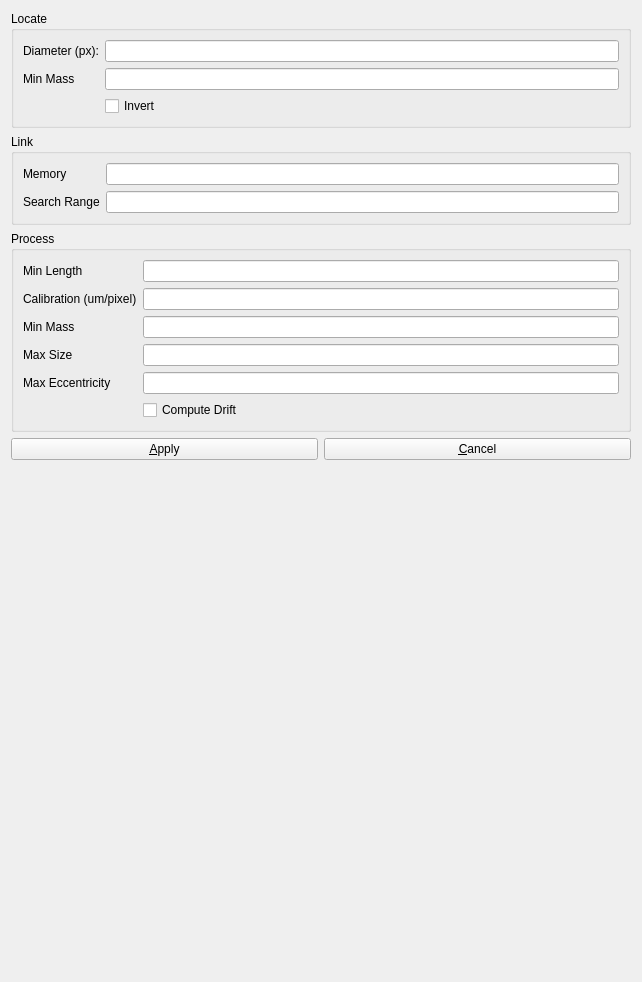
Old version of the form pynta/view/GUI/designer/tracking_config.ui in the repository aquilesC/pynta.
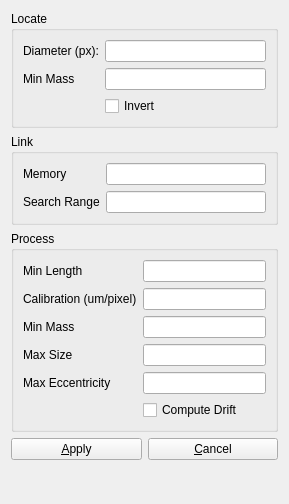
New version of the form.

Commit message: Config working. Updates on particle location happen in real time.

The edit to the form file:
```diff
--- a/pynta/view/GUI/designer/tracking_config.ui
+++ b/pynta/view/GUI/designer/tracking_config.ui
@@ -6,8 +6,8 @@
    <rect>
     <x>0</x>
     <y>0</y>
-    <width>642</width>
-    <height>982</height>
+    <width>289</width>
+    <height>504</height>
    </rect>
   </property>
   <property name="sizePolicy">
@@ -18,8 +18,8 @@
   </property>
   <property name="maximumSize">
    <size>
-    <width>642</width>
-    <height>982</height>
+    <width>289</width>
+    <height>504</height>
    </size>
   </property>
   <property name="windowTitle">
@@ -28,6 +28,12 @@
   <layout class="QVBoxLayout" name="verticalLayout">
    <item>
     <widget class="QGroupBox" name="groupBox">
+     <property name="sizePolicy">
+      <sizepolicy hsizetype="Expanding" vsizetype="Expanding">
+       <horstretch>0</horstretch>
+       <verstretch>0</verstretch>
+      </sizepolicy>
+     </property>
      <property name="title">
       <string>Locate</string>
      </property>
```
Left out of the diff: 2 changed lines with no effect on the pictures. The commit also changes 24 other files.
